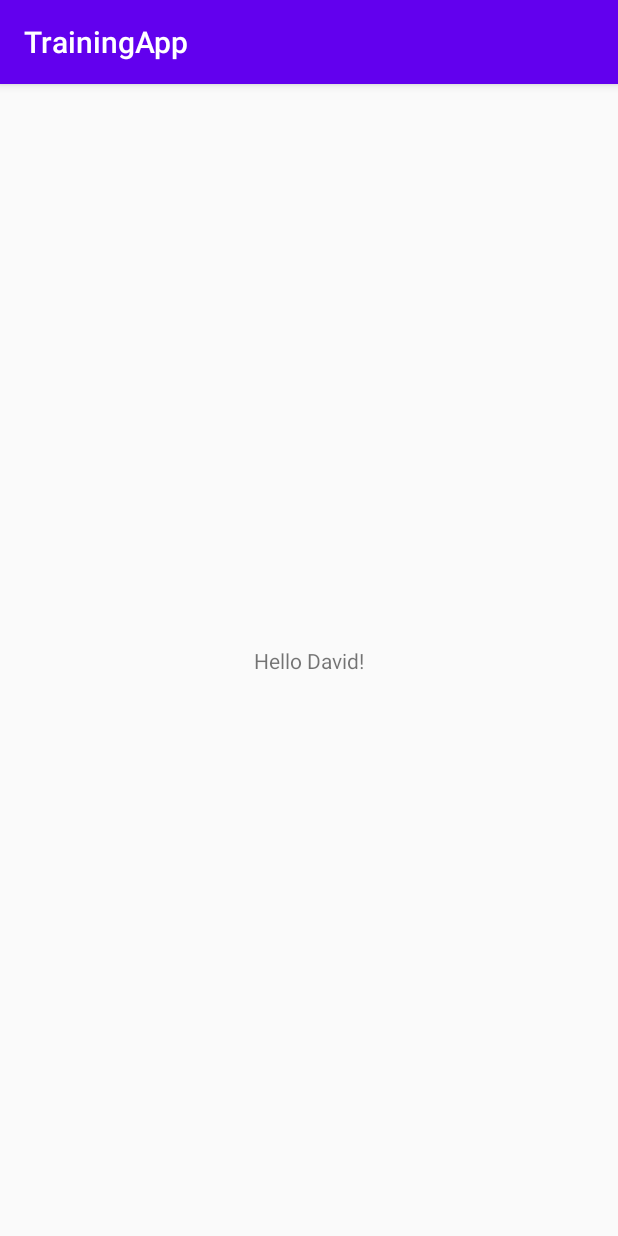
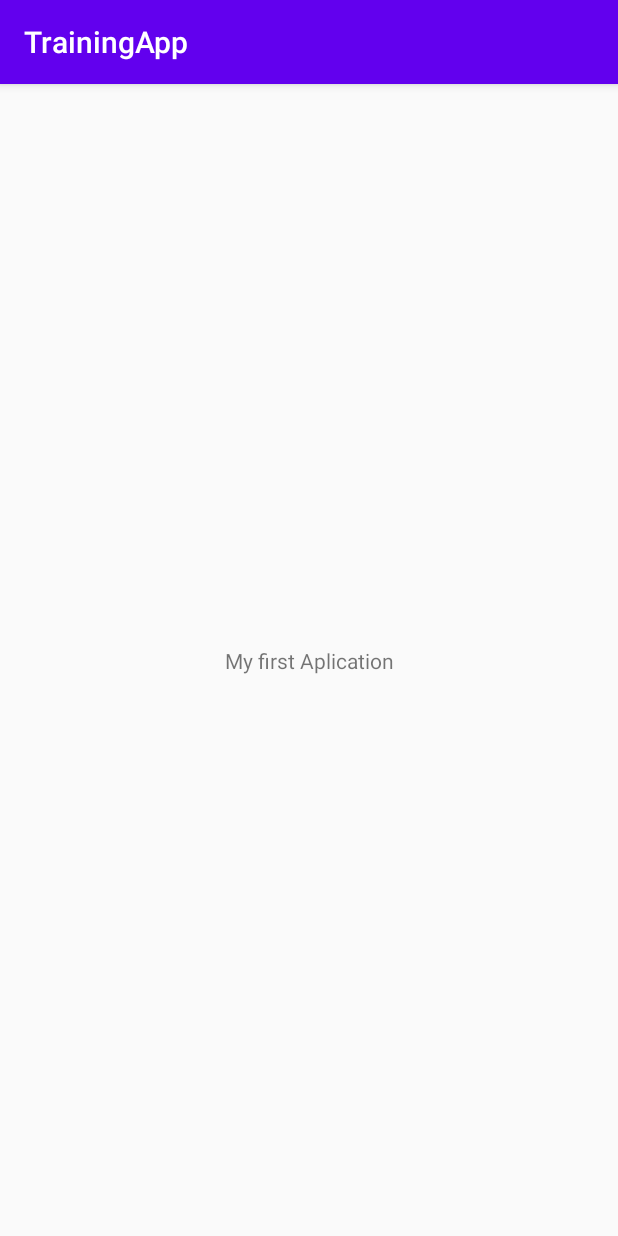
Before and after one commit to davld-R/Moviles-6A-2020, an Android app: the screen it shows after launch (MainActivity), on a phone screen of 412 x 824 dp. Run offline under Robolectric (Android 15) with nearby library versions, the phone set to English and light mode, and no system bars.

Commit message:
Apdate my first aplication

```diff
--- a/TrainingApp/app/src/main/res/layout/activity_main.xml
+++ b/TrainingApp/app/src/main/res/layout/activity_main.xml
@@ -9,7 +9,7 @@
     <TextView
         android:layout_width="wrap_content"
         android:layout_height="wrap_content"
-        android:text="Hello David!"
+        android:text="My first Aplication"
         app:layout_constraintBottom_toBottomOf="parent"
         app:layout_constraintLeft_toLeftOf="parent"
         app:layout_constraintRight_toRightOf="parent"
```
